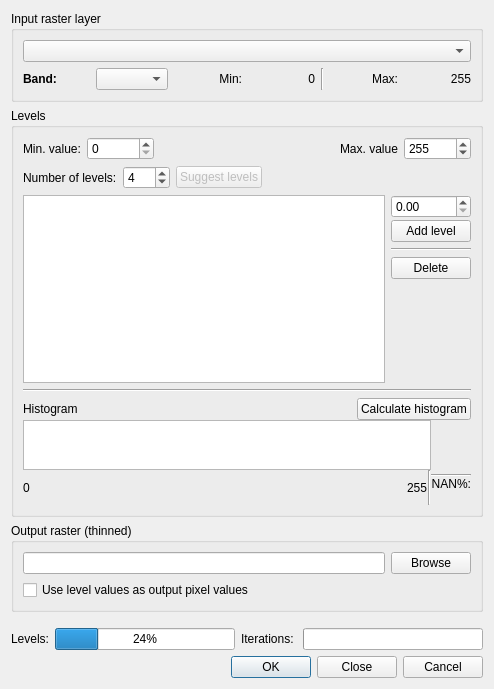
Old version of the form ThinGreyscale_dialog_base.ui in the repository havatv/qgisthingreyscaleplugin.
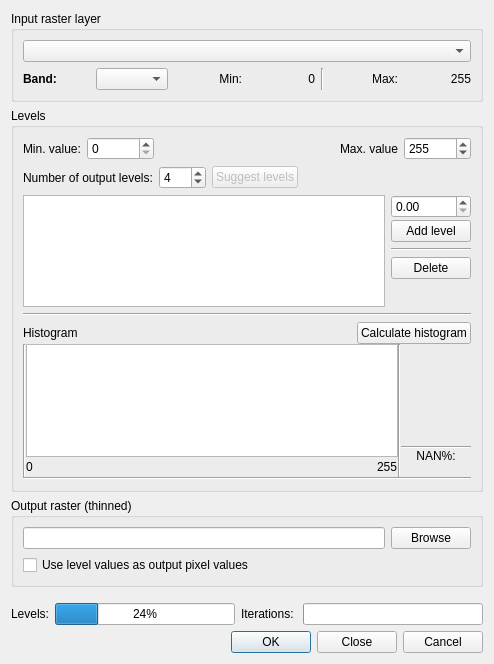
New version of the form.

Commit message: User interface updates (tooltips and layout)

What changed in the file:
```diff
--- a/ThinGreyscale_dialog_base.ui
+++ b/ThinGreyscale_dialog_base.ui
@@ -7,7 +7,7 @@
     <x>0</x>
     <y>0</y>
     <width>494</width>
-    <height>689</height>
+    <height>664</height>
    </rect>
   </property>
   <property name="windowTitle">
@@ -183,7 +183,7 @@
         <item>
          <widget class="QLabel" name="label_8">
           <property name="text">
-           <string>Number of levels:</string>
+           <string>Number of output levels:</string>
           </property>
          </widget>
         </item>
@@ -350,6 +350,13 @@
           <property name="spacing">
            <number>0</number>
           </property>
+          <item>
+           <widget class="Line" name="line_7">
+            <property name="orientation">
+             <enum>Qt::Vertical</enum>
+            </property>
+           </widget>
+          </item>
           <item>
            <layout class="QVBoxLayout" name="verticalLayout_8">
             <property name="spacing">
@@ -372,7 +379,7 @@
               <property name="maximumSize">
                <size>
                 <width>16777215</width>
-                <height>50</height>
+                <height>16777215</height>
                </size>
               </property>
              </widget>
@@ -406,30 +413,30 @@
                 </property>
                </widget>
               </item>
-              <item>
-               <widget class="Line" name="line">
-                <property name="orientation">
-                 <enum>Qt::Vertical</enum>
-                </property>
-               </widget>
-              </item>
              </layout>
             </item>
            </layout>
           </item>
+          <item>
+           <widget class="Line" name="line">
+            <property name="orientation">
+             <enum>Qt::Vertical</enum>
+            </property>
+           </widget>
+          </item>
           <item>
            <layout class="QVBoxLayout" name="verticalLayout_6">
             <item>
              <widget class="QLabel" name="maxBinNumber">
               <property name="minimumSize">
                <size>
-                <width>40</width>
+                <width>70</width>
                 <height>0</height>
                </size>
               </property>
               <property name="maximumSize">
                <size>
-                <width>40</width>
+                <width>100</width>
                 <height>16777215</height>
                </size>
               </property>
@@ -443,7 +450,7 @@
                <string/>
               </property>
               <property name="alignment">
-               <set>Qt::AlignLeading|Qt::AlignLeft|Qt::AlignTop</set>
+               <set>Qt::AlignRight|Qt::AlignTop|Qt::AlignTrailing</set>
               </property>
              </widget>
             </item>
@@ -453,12 +460,12 @@
                <enum>Qt::Vertical</enum>
               </property>
               <property name="sizeType">
-               <enum>QSizePolicy::Minimum</enum>
+               <enum>QSizePolicy::Expanding</enum>
               </property>
               <property name="sizeHint" stdset="0">
                <size>
-                <width>20</width>
-                <height>40</height>
+                <width>0</width>
+                <height>0</height>
                </size>
               </property>
              </spacer>
@@ -476,7 +483,7 @@
                <string>NAN%:</string>
               </property>
               <property name="alignment">
-               <set>Qt::AlignRight|Qt::AlignTrailing|Qt::AlignVCenter</set>
+               <set>Qt::AlignCenter</set>
               </property>
              </widget>
             </item>
@@ -500,6 +507,13 @@
           </item>
          </layout>
         </item>
+        <item>
+         <widget class="Line" name="line_6">
+          <property name="orientation">
+           <enum>Qt::Horizontal</enum>
+          </property>
+         </widget>
+        </item>
        </layout>
       </item>
      </layout>
@@ -588,7 +602,11 @@
       </widget>
      </item>
      <item>
-      <widget class="QProgressBar" name="iterProgressBar"/>
+      <widget class="QProgressBar" name="iterProgressBar">
+       <property name="toolTip">
+        <string>Progression for step within a level</string>
+       </property>
+      </widget>
      </item>
     </layout>
    </item>
```
Left out of the diff: 23 changed lines with no effect on the pictures.
